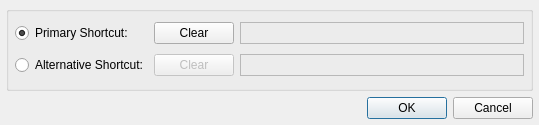
Old version of the form Preferences/ShortcutDialog.ui in the repository testmana2/test.
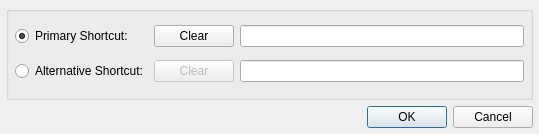
New version of the form.

Commit message: Mac related fixes to the shortcut dialog

```diff
--- a/Preferences/ShortcutDialog.ui
+++ b/Preferences/ShortcutDialog.ui
@@ -1,12 +1,12 @@
 <ui version="4.0" >
  <class>ShortcutDialog</class>
- <widget class="QDialog" name="ShortcutDialog" >
-  <property name="geometry" >
+ <widget class="QDialog" name="ShortcutDialog">
+  <property name="geometry">
    <rect>
     <x>0</x>
     <y>0</y>
     <width>539</width>
-    <height>125</height>
+    <height>134</height>
    </rect>
   </property>
   <property name="windowTitle" >
@@ -21,83 +21,13 @@
      <property name="title" >
       <string/>
      </property>
-     <layout class="QGridLayout" >
-      <item row="1" column="0" >
-       <widget class="QRadioButton" name="alternateButton" >
-        <property name="focusPolicy" >
+     <layout class="QGridLayout" name="gridLayout">
+      <item row="0" column="0">
+       <widget class="QRadioButton" name="primaryButton">
+        <property name="focusPolicy">
          <enum>Qt::NoFocus</enum>
         </property>
-        <property name="toolTip" >
-         <string>Select to change the alternative keyboard shortcut</string>
-        </property>
-        <property name="text" >
-         <string>Alternative Shortcut:</string>
-        </property>
-       </widget>
-      </item>
-      <item row="0" column="1" >
-       <widget class="QPushButton" name="primaryClearButton" >
-        <property name="focusPolicy" >
-         <enum>Qt::NoFocus</enum>
-        </property>
-        <property name="toolTip" >
-         <string>Press to clear the key sequence buffer.</string>
-        </property>
-        <property name="text" >
-         <string>Clear</string>
-        </property>
-       </widget>
-      </item>
-      <item row="1" column="2" >
-       <widget class="QLabel" name="alternateKeyLabel" >
-        <property name="sizePolicy" >
-         <sizepolicy vsizetype="Preferred" hsizetype="Expanding" >
-          <horstretch>0</horstretch>
-          <verstretch>0</verstretch>
-         </sizepolicy>
-        </property>
-        <property name="toolTip" >
-         <string/>
-        </property>
-        <property name="frameShape" >
-         <enum>QFrame::StyledPanel</enum>
-        </property>
-        <property name="frameShadow" >
-         <enum>QFrame::Sunken</enum>
-        </property>
-        <property name="text" >
-         <string/>
-        </property>
-       </widget>
-      </item>
-      <item row="0" column="2" >
-       <widget class="QLabel" name="keyLabel" >
-        <property name="sizePolicy" >
-         <sizepolicy vsizetype="Preferred" hsizetype="Expanding" >
-          <horstretch>0</horstretch>
-          <verstretch>0</verstretch>
-         </sizepolicy>
-        </property>
-        <property name="toolTip" >
-         <string/>
-        </property>
-        <property name="frameShape" >
-         <enum>QFrame::StyledPanel</enum>
-        </property>
-        <property name="frameShadow" >
-         <enum>QFrame::Sunken</enum>
-        </property>
-        <property name="text" >
-         <string/>
-        </property>
-       </widget>
-      </item>
-      <item row="0" column="0" >
-       <widget class="QRadioButton" name="primaryButton" >
-        <property name="focusPolicy" >
-         <enum>Qt::NoFocus</enum>
-        </property>
-        <property name="toolTip" >
+        <property name="toolTip">
          <string>Select to change the primary keyboard shortcut</string>
         </property>
         <property name="text" >
@@ -108,9 +38,42 @@
         </property>
        </widget>
       </item>
-      <item row="1" column="1" >
-       <widget class="QPushButton" name="alternateClearButton" >
-        <property name="enabled" >
+      <item row="0" column="1">
+       <widget class="QPushButton" name="primaryClearButton">
+        <property name="focusPolicy">
+         <enum>Qt::NoFocus</enum>
+        </property>
+        <property name="toolTip">
+         <string>Press to clear the key sequence buffer.</string>
+        </property>
+        <property name="text">
+         <string>Clear</string>
+        </property>
+       </widget>
+      </item>
+      <item row="0" column="2">
+       <widget class="QLineEdit" name="keyEdit">
+        <property name="readOnly">
+         <bool>true</bool>
+        </property>
+       </widget>
+      </item>
+      <item row="1" column="0">
+       <widget class="QRadioButton" name="alternateButton">
+        <property name="focusPolicy">
+         <enum>Qt::NoFocus</enum>
+        </property>
+        <property name="toolTip">
+         <string>Select to change the alternative keyboard shortcut</string>
+        </property>
+        <property name="text">
+         <string>Alternative Shortcut:</string>
+        </property>
+       </widget>
+      </item>
+      <item row="1" column="1">
+       <widget class="QPushButton" name="alternateClearButton">
+        <property name="enabled">
          <bool>false</bool>
         </property>
         <property name="focusPolicy" >
@@ -124,6 +87,13 @@
         </property>
        </widget>
       </item>
+      <item row="1" column="2">
+       <widget class="QLineEdit" name="alternateKeyEdit">
+        <property name="readOnly">
+         <bool>true</bool>
+        </property>
+       </widget>
+      </item>
      </layout>
     </widget>
    </item>
@@ -139,7 +109,7 @@
    </item>
   </layout>
  </widget>
- <layoutdefault spacing="6" margin="6" />
+ <layoutdefault spacing="6" margin="6"/>
  <pixmapfunction>qPixmapFromMimeSource</pixmapfunction>
  <resources/>
  <connections>
```
Left out of the diff: 46 changed lines with no effect on the pictures. The commit also changes 1 other file.
